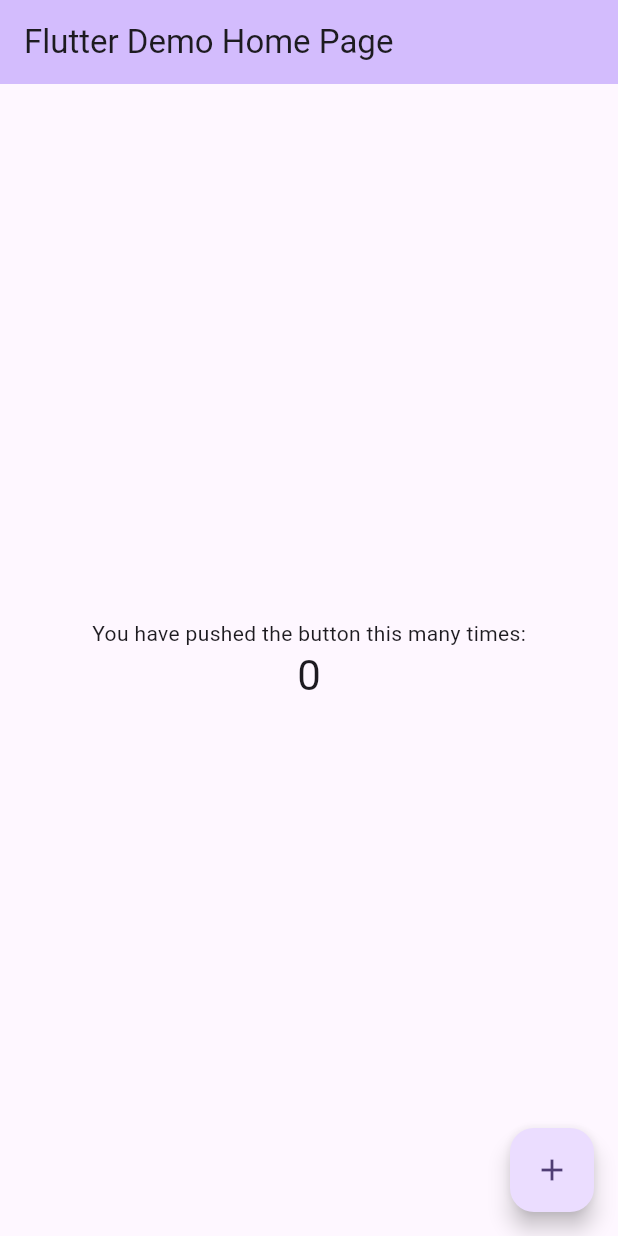
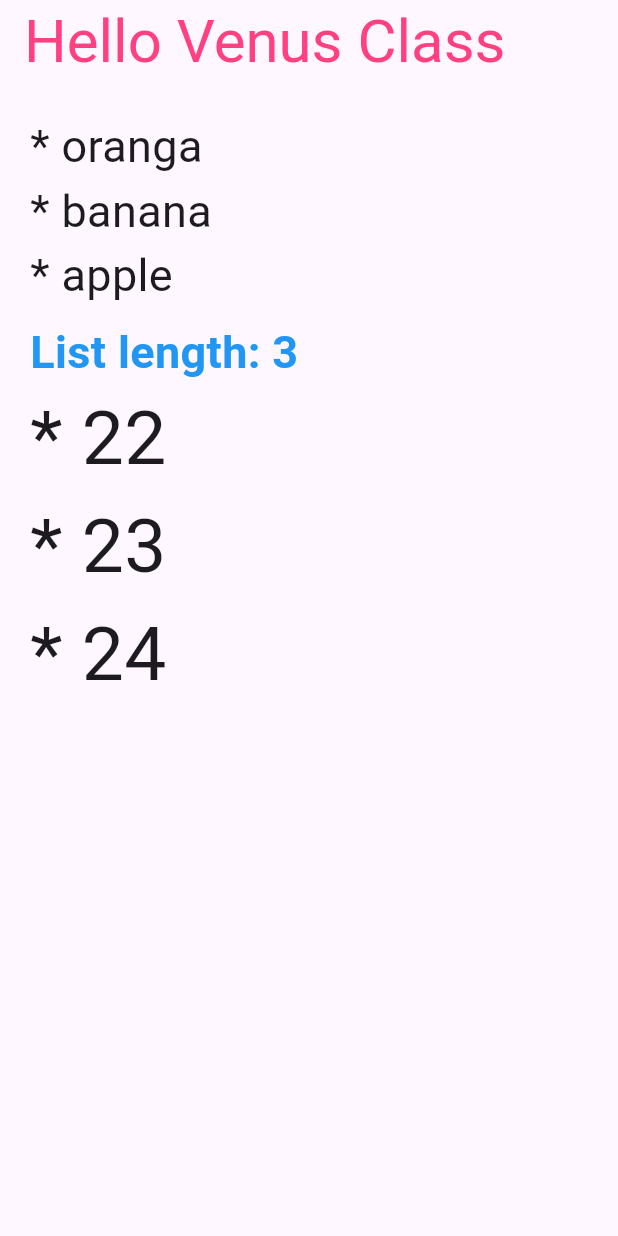
Before and after one commit to Khunaahai/flutter_venus_project_2, a Flutter app: the screen it shows after launch, on a phone screen of 412 x 824 dp. Run offline on Flutter 3.47's test engine with Material 3 defaults, Android fonts, the phone set to English and light mode, and no system bars.

Commit message:
add:lesson_day_10

```diff
--- a/lessons/lesson_day_10/lib/main.dart
+++ b/lessons/lesson_day_10/lib/main.dart
@@ -1,125 +1,57 @@
 import 'package:flutter/material.dart';
 
 void main() {
-  runApp(const MyApp());
+  runApp(MaterialApp(
+    home: Scaffold(
+      appBar: AppBar(
+        title: Text(
+          'Hello Venus Class',
+          style: TextStyle(
+            fontSize: 40,
+            color: Colors.pinkAccent,
+          ),
+        ),
+      ),
+      body: HelloFlutter(),
+    ),
+  ));
 }
 
-class MyApp extends StatelessWidget {
-  const MyApp({super.key});
+List<String> fruits = ['oranga', 'banana', 'apple'];
+List<int> numbers =[22, 23, 24];
 
-  // This widget is the root of your application.
+class HelloFlutter extends StatelessWidget {
+  const HelloFlutter({super.key});
+
+  // 3 turliin jimsnii tsugluulga list uusgeed
+  //fruits gdg huwisagchid hadgalaarai
   @override
   Widget build(BuildContext context) {
-    return MaterialApp(
-      title: 'Flutter Demo',
-      theme: ThemeData(
-        // This is the theme of your application.
-        //
-        // TRY THIS: Try running your application with "flutter run". You'll see
-        // the application has a purple toolbar. Then, without quitting the app,
-        // try changing the seedColor in the colorScheme below to Colors.green
-        // and then invoke "hot reload" (save your changes or press the "hot
-        // reload" button in a Flutter-supported IDE, or press "r" if you used
-        // the command line to start the app).
-        //
-        // Notice that the counter didn't reset back to zero; the application
-        // state is not lost during the reload. To reset the state, use hot
-        // restart instead.
-        //
-        // This works for code too, not just values: Most code changes can be
-        // tested with just a hot reload.
-        colorScheme: ColorScheme.fromSeed(seedColor: Colors.deepPurple),
-        useMaterial3: true,
+    return Container(
+      padding: EdgeInsets.all(20),
+      child: Column(
+        crossAxisAlignment: CrossAxisAlignment.start,
+        children: [
+          for (String fruit in fruits)
+            Text(
+              '* $fruit',
+              style: TextStyle(fontSize: 30),
+            ),
+          SizedBox(
+            height: 8,
+          ),
+          Text(
+            'List length: ${fruits.length}',
+            style: TextStyle(
+                fontSize: 30, color: Colors.blue, fontWeight: FontWeight.bold),
+          ),
+          for (int number in numbers)
+            Text(
+              '* $number',
+               style: TextStyle(fontSize: 50),
+            ),
+        ],
       ),
-      home: const MyHomePage(title: 'Flutter Demo Home Page'),
     );
   }
 }
-
-class MyHomePage extends StatefulWidget {
-  const MyHomePage({super.key, required this.title});
-
-  // This widget is the home page of your application. It is stateful, meaning
-  // that it has a State object (defined below) that contains fields that affect
-  // how it looks.
-
-  // This class is the configuration for the state. It holds the values (in this
-  // case the title) provided by the parent (in this case the App widget) and
-  // used by the build method of the State. Fields in a Widget subclass are
-  // always marked "final".
-
-  final String title;
-
-  @override
-  State<MyHomePage> createState() => _MyHomePageState();
-}
-
-class _MyHomePageState extends State<MyHomePage> {
-  int _counter = 0;
-
-  void _incrementCounter() {
-    setState(() {
-      // This call to setState tells the Flutter framework that something has
-      // changed in this State, which causes it to rerun the build method below
-      // so that the display can reflect the updated values. If we changed
-      // _counter without calling setState(), then the build method would not be
-      // called again, and so nothing would appear to happen.
-      _counter++;
-    });
-  }
-
-  @override
-  Widget build(BuildContext context) {
-    // This method is rerun every time setState is called, for instance as done
-    // by the _incrementCounter method above.
-    //
-    // The Flutter framework has been optimized to make rerunning build methods
-    // fast, so that you can just rebuild anything that needs updating rather
-    // than having to individually change instances of widgets.
-    return Scaffold(
-      appBar: AppBar(
-        // TRY THIS: Try changing the color here to a specific color (to
-        // Colors.amber, perhaps?) and trigger a hot reload to see the AppBar
-        // change color while the other colors stay the same.
-        backgroundColor: Theme.of(context).colorScheme.inversePrimary,
-        // Here we take the value from the MyHomePage object that was created by
-        // the App.build method, and use it to set our appbar title.
-        title: Text(widget.title),
-      ),
-      body: Center(
-        // Center is a layout widget. It takes a single child and positions it
-        // in the middle of the parent.
-        child: Column(
-          // Column is also a layout widget. It takes a list of children and
-          // arranges them vertically. By default, it sizes itself to fit its
-          // children horizontally, and tries to be as tall as its parent.
-          //
-          // Column has various properties to control how it sizes itself and
-          // how it positions its children. Here we use mainAxisAlignment to
-          // center the children vertically; the main axis here is the vertical
-          // axis because Columns are vertical (the cross axis would be
-          // horizontal).
-          //
-          // TRY THIS: Invoke "debug painting" (choose the "Toggle Debug Paint"
-          // action in the IDE, or press "p" in the console), to see the
-          // wireframe for each widget.
-          mainAxisAlignment: MainAxisAlignment.center,
-          children: <Widget>[
-            const Text(
-              'You have pushed the button this many times:',
-            ),
-            Text(
-              '$_counter',
-              style: Theme.of(context).textTheme.headlineMedium,
-            ),
-          ],
-        ),
-      ),
-      floatingActionButton: FloatingActionButton(
-        onPressed: _incrementCounter,
-        tooltip: 'Increment',
-        child: const Icon(Icons.add),
-      ), // This trailing comma makes auto-formatting nicer for build methods.
-    );
-  }
-}
--- /dev/null
+++ b/lessons/lesson_day_10_dart/bin/lesson_day_10_dart.dart
@@ -0,0 +1,5 @@
+import 'package:lesson_day_10_dart/lesson_day_10_dart.dart' as lesson_day_10_dart;
+
+void main(List<String> arguments) {
+  print('Hello world: ${lesson_day_10_dart.calculate()}!');
+}
--- a/lib/lesson_08_exercises.dart
+++ b/lib/lesson_08_exercises.dart
@@ -145,6 +145,7 @@ class Circle {
     print('Diameter ni ${getDiameter()}');
   }
 }
+//Exercise 08
 
 void main() {
   //Exercises 01
```
Also changed, not shown: lessons/lesson_day_10_dart/analysis_options.yaml (added, +30 -0 lines), lessons/lesson_day_10_dart/lib/dart_maps_lesson.dart (added, +79 -0 lines), lessons/lesson_day_10_dart/lib/exercises.dart (added, +107 -0 lines), lessons/lesson_day_10_dart/pubspec.yaml (added, +15 -0 lines), 4 other files.
